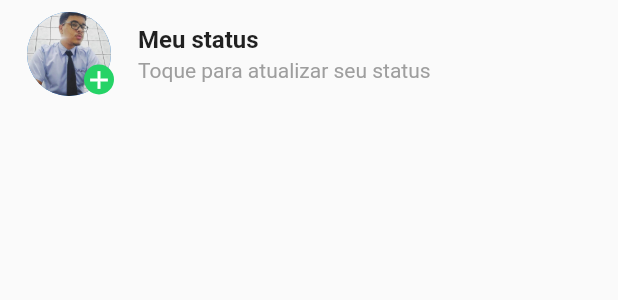
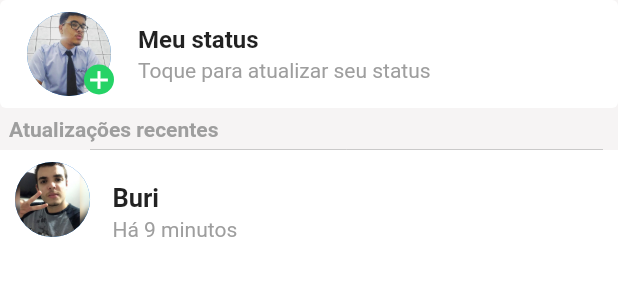
Before and after one commit to playerash/WhatsAppClone, a Flutter app: the StatusScreen widget shown alone on an empty page, opened directly, on a phone screen of 412 x 824 dp. Shown: the top 300 px of the screen. Run offline on Flutter 3.47's test engine with Material 2 defaults, Android fonts, the light colour scheme and no system bars; our stand-ins replace camera, splashscreen, story_view.

Commit message:
Funcionalidade de stts funcional

```diff
--- a/lib/main.dart
+++ b/lib/main.dart
@@ -2,6 +2,7 @@ import 'package:WhatsAppClone/compomentes/pesquisa.dart';
 import 'package:WhatsAppClone/home.dart';
 import 'package:WhatsAppClone/screens/GerarRotas.dart';
 import 'package:WhatsAppClone/screens/aberturascreen.dart';
+import 'package:WhatsAppClone/screens/status_page_view.dart';
 import 'package:camera/camera.dart';
 import 'package:flutter/material.dart';
 
@@ -25,7 +26,8 @@ Future main() async {
         darkTheme: ThemeData(brightness: Brightness.dark),
         //themeMode: ThemeMode.dark,
         initialRoute: "/",
-        //onGenerateRoute: GerarRotas(cameras).geradorRotas,
+
+        onGenerateRoute: GerarRotas(cameras).geradorRotas,
         home: MyApp()),
   );
 }
--- a/lib/models/usuarios.dart
+++ b/lib/models/usuarios.dart
@@ -31,3 +31,16 @@ class ContatoChamada extends Contato {
     this.iconTipoChamada,
   ) : super(nome, imagem);
 }
+
+class ContatoStatus extends Contato {
+  List<String> imagens;
+  String hora;
+
+  ContatoStatus(
+    String nome,
+    String imagem,
+    this.imagens,
+    this.hora,
+  ) : super(nome, imagem);
+
+}
--- a/lib/screens/GerarRotas.dart
+++ b/lib/screens/GerarRotas.dart
@@ -1,14 +1,17 @@
+
 import 'package:WhatsAppClone/home.dart';
+import 'package:WhatsAppClone/screens/status_page_view.dart';
 import 'package:camera/camera.dart';
 import 'package:flutter/material.dart';
 
 class GerarRotas {
   List<CameraDescription> cameras;
   GerarRotas(this.cameras);
-   Route<dynamic> geradorRotas(RouteSettings settings) {
+  Route<dynamic> geradorRotas(RouteSettings settings) {
     switch (settings.name) {
       case "/":
-        return MaterialPageRoute(builder: (context) => Home(cameras));
+        return MaterialPageRoute(builder: (_) => Home(cameras));
+
     }
   }
 }
--- /dev/null
+++ b/lib/screens/status_page_view.dart
@@ -0,0 +1,36 @@
+import 'package:WhatsAppClone/compomentes/ConversaSelecinada.dart';
+import 'statusscreen.dart';
+import 'package:WhatsAppClone/models/usuarios.dart';
+import 'package:flutter/material.dart';
+import 'package:story_view/controller/story_controller.dart';
+import 'package:story_view/story_view.dart';
+
+class StatusPageView extends StatefulWidget {
+  final ContatoStatus _contato;
+  StatusPageView(this._contato);
+  @override
+  _StatusPageViewState createState() => _StatusPageViewState();
+}
+
+class _StatusPageViewState extends State<StatusPageView> {
+  final _statusController = StoryController();
+
+  @override
+  Widget build(BuildContext context) {
+    final List<StoryItem> _storyItens = [
+      ...widget._contato.imagens.map(
+        (contato) => StoryItem(Image.asset(contato,fit: BoxFit.fill, ),
+            duration: Duration(seconds: 5), shown: false),
+      )
+    ];
+    return Material(
+        child: Stack(
+
+          children: [
+      StoryView(
+        storyItems: _storyItens,
+        controller: _statusController,
+      ),
+    ]));
+  }
+}
--- a/lib/screens/statusscreen.dart
+++ b/lib/screens/statusscreen.dart
@@ -1,3 +1,6 @@
+import 'package:WhatsAppClone/compomentes/ConversaSelecinada.dart';
+import 'package:WhatsAppClone/models/usuarios.dart';
+import 'package:WhatsAppClone/screens/status_page_view.dart';
 import 'package:flutter/material.dart';
 
 class StatusScreen extends StatefulWidget {
@@ -6,34 +9,37 @@ class StatusScreen extends StatefulWidget {
 }
 
 class _StatusScreenState extends State<StatusScreen> {
-  @override
+  List<ContatoStatus> _contatos = [
+    ContatoStatus(
+        "Buri", "images/saburi.jpg", ["images/teste.jpg", "images/vini.jpg"], "Há 9 minutos")
+  ];
   Widget build(BuildContext context) {
-    var size = MediaQuery.of(context).size.width;
-
-    return ListView.separated(
-      separatorBuilder: (context, index) {
-        return Divider(
-          color: Colors.grey,
-        );
-      },
-      itemCount: 1,
-      itemBuilder: (context, index) {
-        return ListTile(
+    return Container(
+      color: Color(0xfff6f4f4),
+      child: Column(
+        crossAxisAlignment: CrossAxisAlignment.start,
+        children: [
+          Card(
+            margin: EdgeInsets.all(0),
+            elevation: 0,
+            child: ListTile(
               //foto do perfil
               leading: Container(
                 child: Stack(children: [
                   CircleAvatar(
                     backgroundImage: AssetImage("images/alyson.jpg"),
                     radius: 30,
-
                   ),
-
                   Padding(
-                padding: const EdgeInsets.only(top:35, left: 40),
+                    padding: const EdgeInsets.only(top: 35, left: 40),
                     child: CircleAvatar(
                       backgroundColor: Theme.of(context).accentColor,
                       radius: 10,
-                  child: Icon(Icons.add,size: 20, color: Colors.white,),
+                      child: Icon(
+                        Icons.add,
+                        size: 20,
+                        color: Colors.white,
+                      ),
                     ),
                   )
                 ]),
@@ -47,8 +53,98 @@ class _StatusScreenState extends State<StatusScreen> {
                 "Toque para atualizar seu status",
                 style: TextStyle(color: Colors.grey),
               ),
+            ),
+          ),
+          Padding(
+            padding: const EdgeInsets.all(6.0),
+            child: Text(
+              "Atualizações recentes",
+              style: TextStyle(color: Colors.grey, fontWeight: FontWeight.bold),
+            ),
+          ),
+          Expanded(
+              child: Container(
+            color: Colors.white,
+            child: SingleChildScrollView(
+              child: Column(
+                children: [
+                  ..._contatos.map((contato) {
+                    return GestureDetector(
+                      behavior: HitTestBehavior.translucent,
+                      onTap: () {
+                        Navigator.push(
+                            context,
+                            MaterialPageRoute(
+                                builder: (_) => StatusPageView(contato)));
+                      },
+                      onLongPress: () {},
+                      child: Column(
+                        children: [
+                          SizedBox(
+                            height: 0,
+                            child: Padding(
+                              padding:
+                                  const EdgeInsets.only(left: 60.0, right: 10),
+                              child: Divider(
+                                color: Colors.grey,
+                              ),
+                            ),
+                          ),
+                          Container(
+                            color: Colors.white,
+                            width: double.infinity,
+                            height: 70,
+                            child: Row(
+                              mainAxisAlignment: MainAxisAlignment.start,
+                              crossAxisAlignment: CrossAxisAlignment.stretch,
+                              children: [
+                                ConversaNaoSelecionada(contato
+                                    .imagens[contato.imagens.length - 1]),
+                                Expanded(
+                                  child: Padding(
+                                    padding: const EdgeInsets.only(
+                                        top: 22.0, left: 15, right: 10),
+                                    child: Column(
+                                      children: [
+                                        Row(
+                                          mainAxisAlignment:
+                                              MainAxisAlignment.spaceBetween,
+                                          children: [
+                                            Text(contato.nome,
+                                                style: TextStyle(
+                                                    fontWeight: FontWeight.bold,
+                                                    fontSize: 17)),
+                                          ],
+                                        ),
+                                        Padding(
+                                          padding:
+                                              const EdgeInsets.only(top: 3.0),
+                                          child: Row(
+                                            children: [
+                                              Text(contato.hora,
+                                                  style: TextStyle(
+                                                      fontSize: 14,
+                                                      color: Colors.grey))
+                                            ],
+                                          ),
+                                        )
+                                      ],
+                                    ),
+                                  ),
+                                )
+                              ],
+                            ),
+                          ),
+                        ],
+                      ),
                     );
-      },
+                  }),
+                ],
+              ),
+            ),
+          ))
+        ],
+      ),
     );
   }
 }
--- a/pubspec.yaml
+++ b/pubspec.yaml
@@ -30,6 +30,7 @@ dependencies:
   cupertino_icons: ^1.0.0
   camera: ^0.6.2+1
   splashscreen: ^1.3.5
+  story_view: ^0.12.6
 
 dev_dependencies:
   flutter_test:
```
Also changed, not shown: pubspec.lock. Lines whose indentation alone changed are shown as unchanged.
